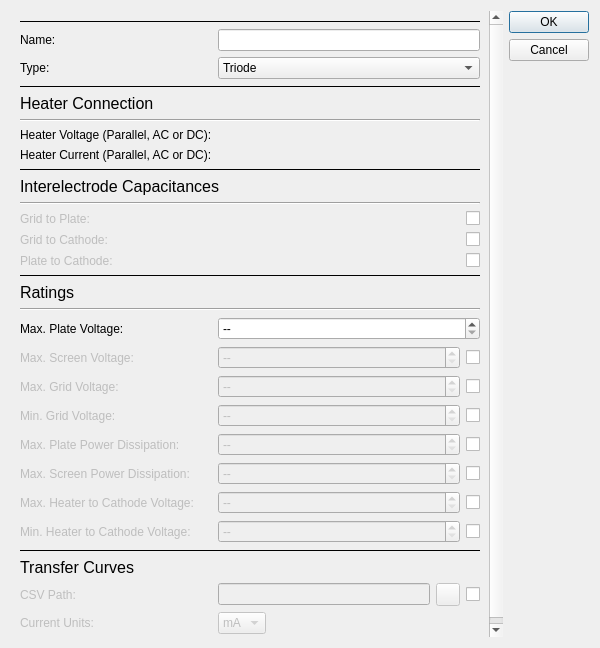
Above: src/tubedatadialog.ui from will-marshall00921/LoadLineCalculator before the change. Below: the same form after it.
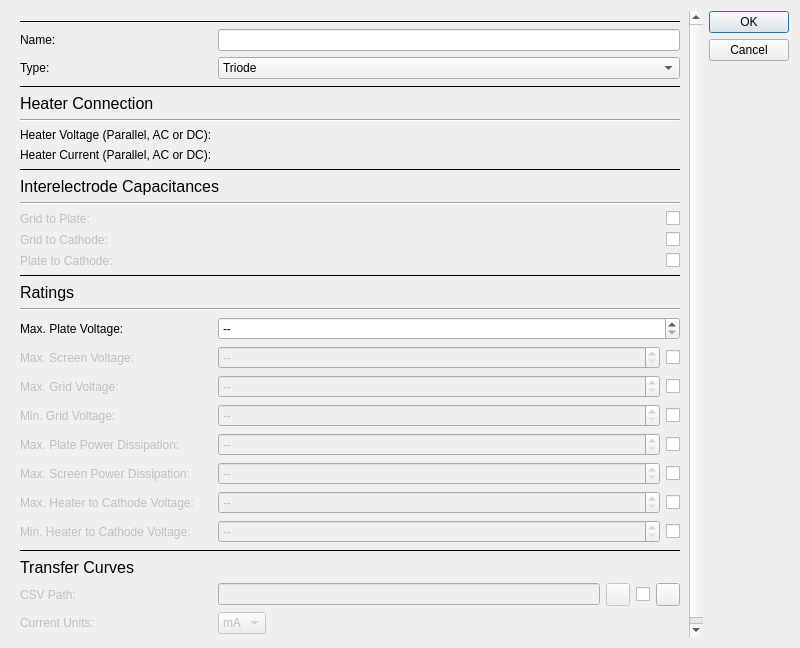
That is the form after the change. Icons and pictures are not drawn. Custom widgets are drawn as their Qt base class.

Commit message: v0.5.1 - Change: Created a button within the tube creation dialog to show the new CSV formatting help dialog. - Feature: Created a new dialog to explain the CSV formatting required by the tube creation dialog.

```diff
--- a/src/tubedatadialog.ui
+++ b/src/tubedatadialog.ui
@@ -6,13 +6,13 @@
    <rect>
     <x>0</x>
     <y>0</y>
-    <width>600</width>
+    <width>800</width>
     <height>648</height>
    </rect>
   </property>
   <property name="minimumSize">
    <size>
-    <width>600</width>
+    <width>800</width>
     <height>200</height>
    </size>
   </property>
@@ -32,8 +32,8 @@
       <property name="geometry">
        <rect>
         <x>0</x>
-        <y>-24</y>
-        <width>489</width>
+        <y>-30</y>
+        <width>689</width>
         <height>660</height>
        </rect>
       </property>
@@ -696,6 +696,17 @@
            </property>
           </widget>
          </item>
+         <item>
+          <widget class="QToolButton" name="csvHelpButton">
+           <property name="text">
+            <string/>
+           </property>
+           <property name="icon">
+            <iconset resource="loadlinecalculator.qrc">
+             <normaloff>:/icons/question_mark_24_png</normaloff>:/icons/question_mark_24_png</iconset>
+           </property>
+          </widget>
+         </item>
         </layout>
        </item>
        <item row="28" column="0">
```
The commit also changes 10 other files.
